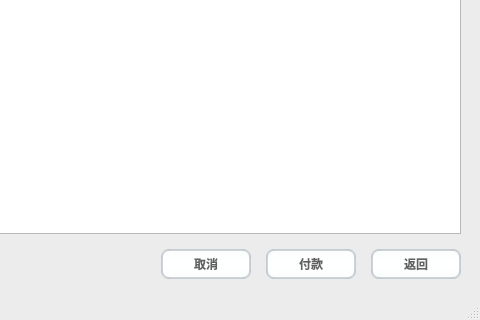
Before: the Qt Designer form mainCode/orderinfo.ui in CarlosDJY/QtBasedGroupWork, drawn with Qt 5; both pictures show x 320 to 800 and y 280 to 600 of the 800 by 600 pixel window.
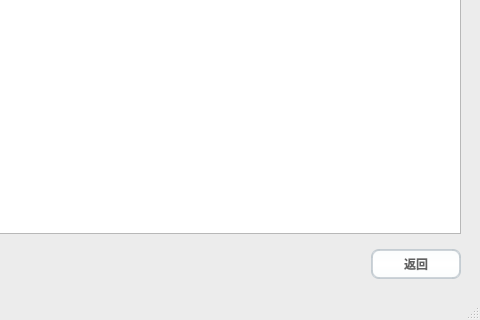
After: the same form once the commit is applied. Icons and pictures are not drawn.

```diff
--- a/mainCode/orderinfo.ui
+++ b/mainCode/orderinfo.ui
@@ -594,32 +594,6 @@
           </property>
          </spacer>
         </item>
-        <item>
-         <widget class="QPushButton" name="pushButton_3">
-          <property name="minimumSize">
-           <size>
-            <width>90</width>
-            <height>30</height>
-           </size>
-          </property>
-          <property name="text">
-           <string>取消</string>
-          </property>
-         </widget>
-        </item>
-        <item>
-         <widget class="QPushButton" name="PayButton">
-          <property name="minimumSize">
-           <size>
-            <width>90</width>
-            <height>30</height>
-           </size>
-          </property>
-          <property name="text">
-           <string>付款</string>
-          </property>
-         </widget>
-        </item>
         <item>
          <widget class="QPushButton" name="BackButton">
           <property name="minimumSize">
```
Left out of the diff: 2 changed lines with no effect on the pictures.
